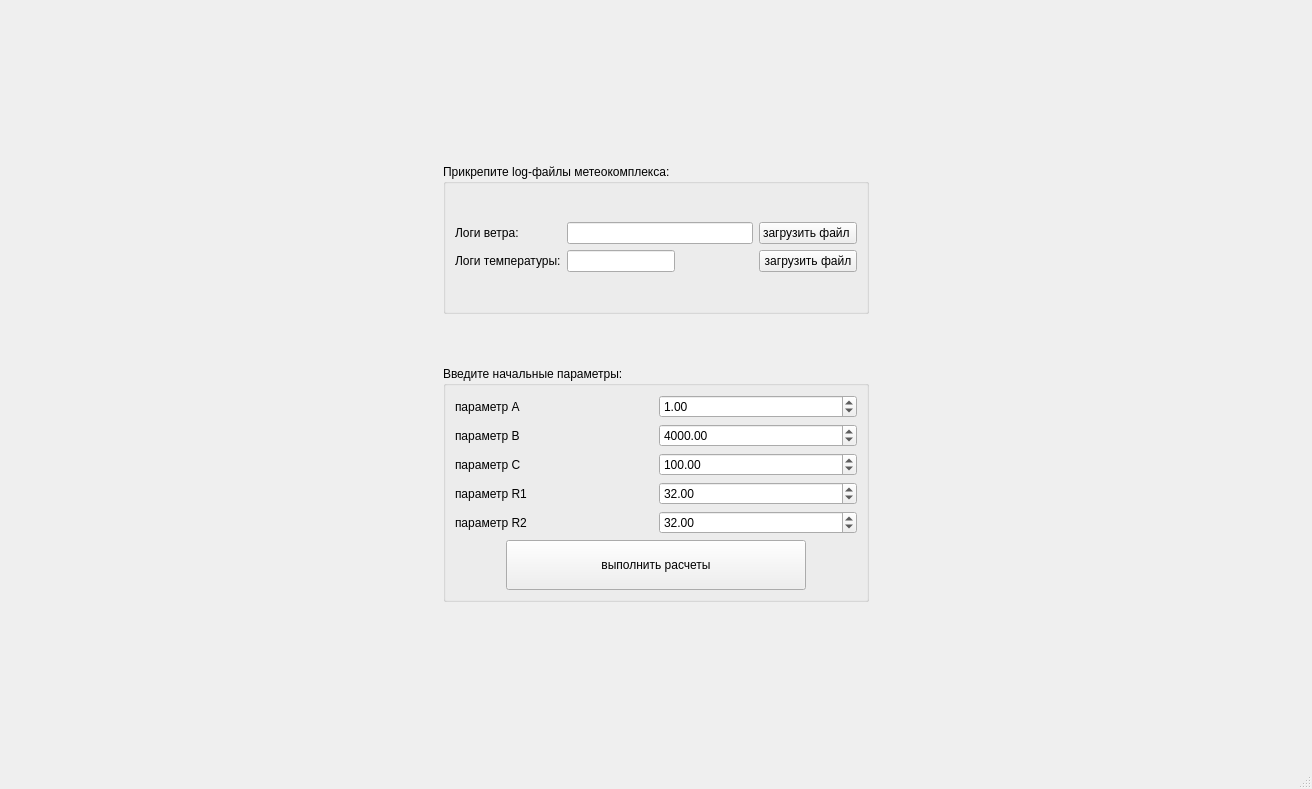
novikovka/meteorological-complex, file meteo2/mainwindow.ui: the form before one commit.
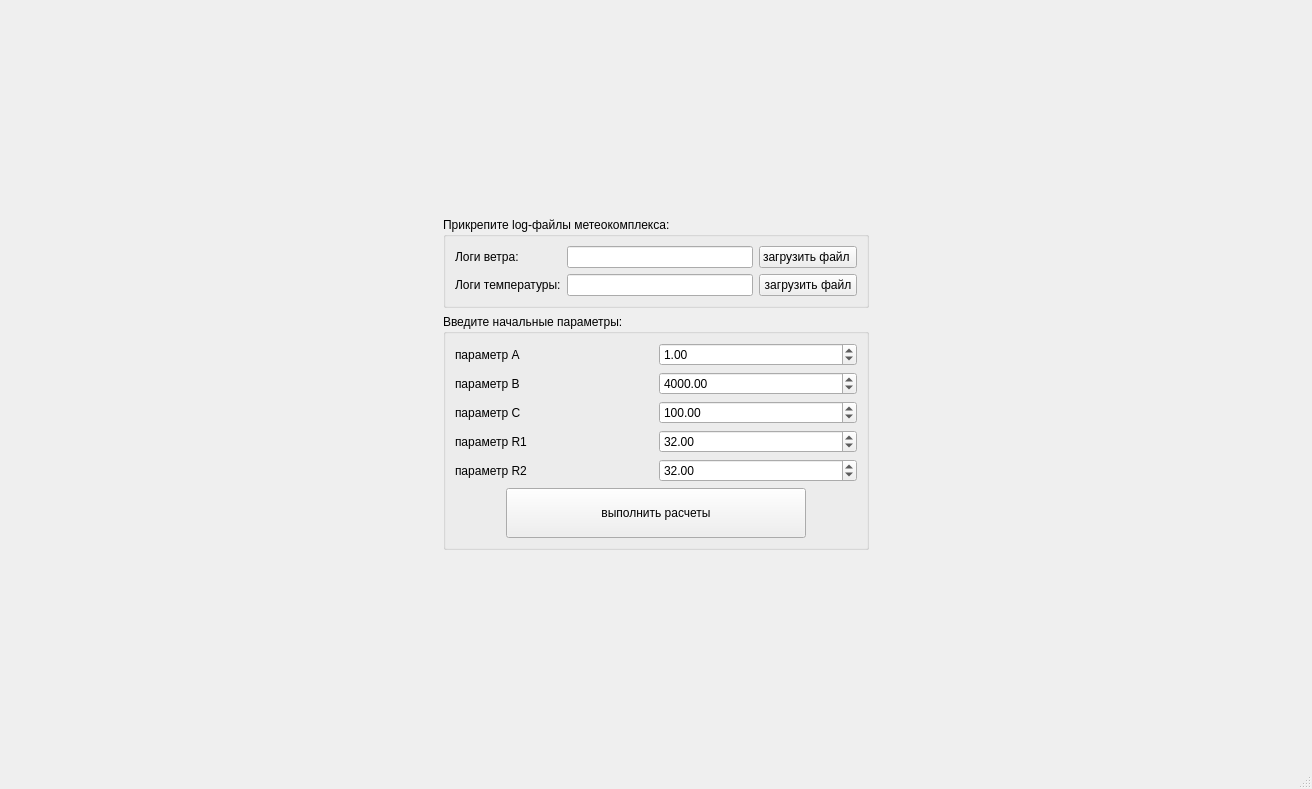
The form after the commit.

What changed in the file:
```diff
--- a/meteo2/mainwindow.ui
+++ b/meteo2/mainwindow.ui
@@ -26,7 +26,7 @@
    <string>MainWindow</string>
   </property>
   <widget class="QWidget" name="centralwidget">
-   <layout class="QVBoxLayout" name="verticalLayout_2">
+   <layout class="QVBoxLayout" name="verticalLayout">
     <item>
      <widget class="QStackedWidget" name="stackedWidget">
       <property name="sizePolicy">
@@ -42,6 +42,12 @@
        <number>0</number>
       </property>
       <widget class="QWidget" name="page">
+       <property name="sizePolicy">
+        <sizepolicy hsizetype="Preferred" vsizetype="Preferred">
+         <horstretch>0</horstretch>
+         <verstretch>0</verstretch>
+        </sizepolicy>
+       </property>
        <layout class="QHBoxLayout" name="horizontalLayout_4">
         <item>
          <spacer name="horizontalSpacer">
@@ -57,21 +63,37 @@
          </spacer>
         </item>
         <item>
-         <layout class="QVBoxLayout" name="verticalLayout">
-          <property name="topMargin">
-           <number>100</number>
-          </property>
-          <property name="bottomMargin">
-           <number>100</number>
-          </property>
+         <layout class="QVBoxLayout" name="verticalLayout_2">
+          <item>
+           <spacer name="verticalSpacer_2">
+            <property name="orientation">
+             <enum>Qt::Vertical</enum>
+            </property>
+            <property name="sizeHint" stdset="0">
+             <size>
+              <width>20</width>
+              <height>40</height>
+             </size>
+            </property>
+           </spacer>
+          </item>
           <item>
            <widget class="QGroupBox" name="groupBoxInput">
+            <property name="sizePolicy">
+             <sizepolicy hsizetype="Preferred" vsizetype="Preferred">
+              <horstretch>0</horstretch>
+              <verstretch>0</verstretch>
+             </sizepolicy>
+            </property>
             <property name="maximumSize">
              <size>
-              <width>16777215</width>
+              <width>700</width>
               <height>150</height>
              </size>
             </property>
+            <property name="layoutDirection">
+             <enum>Qt::LeftToRight</enum>
+            </property>
             <property name="title">
              <string>Прикрепите log-файлы метеокомплекса:</string>
             </property>
@@ -107,12 +129,22 @@
                 </widget>
                </item>
                <item row="0" column="1">
-                <widget class="QLineEdit" name="lineEditWind"/>
+                <widget class="QLineEdit" name="lineEditWind">
+                 <property name="enabled">
+                  <bool>true</bool>
+                 </property>
+                 <property name="sizePolicy">
+                  <sizepolicy hsizetype="Expanding" vsizetype="Fixed">
+                   <horstretch>0</horstretch>
+                   <verstretch>0</verstretch>
+                  </sizepolicy>
+                 </property>
+                </widget>
                </item>
                <item row="1" column="1">
                 <widget class="QLineEdit" name="lineEditTemp">
                  <property name="sizePolicy">
-                  <sizepolicy hsizetype="Fixed" vsizetype="Fixed">
+                  <sizepolicy hsizetype="Expanding" vsizetype="Fixed">
                    <horstretch>0</horstretch>
                    <verstretch>0</verstretch>
                   </sizepolicy>
@@ -251,6 +283,19 @@
             </layout>
            </widget>
           </item>
+          <item>
+           <spacer name="verticalSpacer">
+            <property name="orientation">
+             <enum>Qt::Vertical</enum>
+            </property>
+            <property name="sizeHint" stdset="0">
+             <size>
+              <width>20</width>
+              <height>40</height>
+             </size>
+            </property>
+           </spacer>
+          </item>
          </layout>
         </item>
         <item>
```
Left out of the diff: 60 changed lines with no effect on the pictures. Lines whose indentation alone changed are shown as unchanged.
